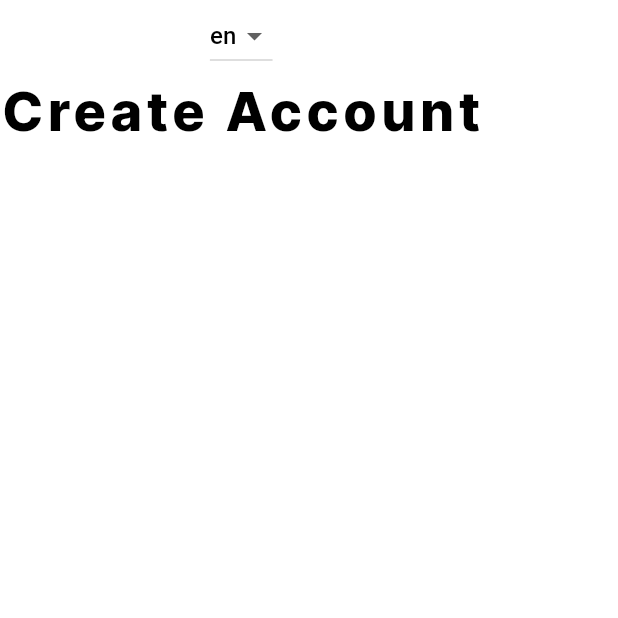
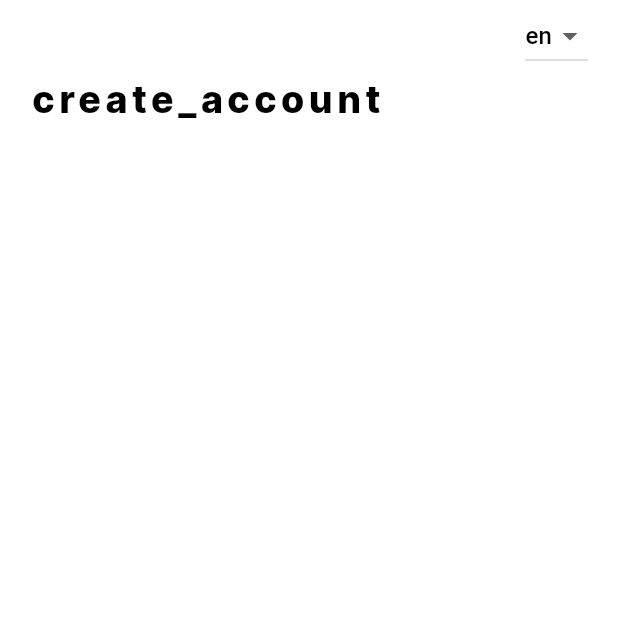
Before and after one commit to Sakeshioyaki/base_getx, a Flutter app: the screen it shows after launch, on a phone screen of 412 x 824 dp, the top half of it. Run offline on Flutter 3.47's test engine with Material 3 defaults, Android fonts, the phone set to English and light mode, and no system bars; drawn by our look-alikes of overlay_support; our stand-ins replace firebase_core, get, logger, shared_preferences; accounts and stored records are empty.

```diff
--- a/lib/app_ctrl.dart
+++ b/lib/app_ctrl.dart
@@ -57,6 +57,12 @@ class AppCtrl extends GetxController {
     }
   }
 
+  void updateLanguage(LanguageType language) {
+    Get.updateLocale(Locale(helper.languageCode(language)));
+    currentLanguage = language;
+    update();
+  }
+
   Future<void> setLocate(String code) async {
     final splitLanguageCode = code.split("-");
     String languageCode = code;
--- /dev/null
+++ b/lib/l10n/enum_dictionary.dart
@@ -0,0 +1,5 @@
+class Dictionary{
+   static String restore_done = 'restore_done';
+   static String txt_url_warning = 'txt_url_warning';
+   static String create_account = 'create_account';
+}
--- a/lib/l10n/intl_en.arb
+++ /dev/null
@@ -1,4 +0,0 @@
-{
-  "restore_done": "done",
-  "txt_url_warning": "txt_url_warning"
-}
--- /dev/null
+++ b/lib/l10n/intl_en.dart
@@ -0,0 +1,7 @@
+import 'package:base_getx/l10n/enum_dictionary.dart';
+
+Map<String, String> en = {
+  Dictionary.restore_done: "done",
+  Dictionary.txt_url_warning: "txt_url_warning",
+  Dictionary.create_account: "Create Account"
+};
--- a/lib/l10n/intl_ja.arb
+++ /dev/null
@@ -1,4 +0,0 @@
-{
-  "restore_done": "復元が完了しました",
-  "txt_url_warning": "外部のページへ移動します。よろしいですか？"
-}
--- /dev/null
+++ b/lib/l10n/intl_ja.dart
@@ -0,0 +1,7 @@
+import 'package:base_getx/l10n/enum_dictionary.dart';
+
+Map<String, String> ja = {
+  Dictionary.restore_done: "復元が完了しました",
+  Dictionary.txt_url_warning: "外部のページへ移動します。よろしいですか？",
+  Dictionary.create_account: "アカウントの作成"
+};
--- a/lib/l10n/intl_ko.arb
+++ /dev/null
@@ -1,4 +0,0 @@
-{
-  "restore_done": "복원이 완료되었습니다",
-  "txt_url_warning": "외부 페이지로 이동합니다. 이동하시겠습니까?"
-}
--- /dev/null
+++ b/lib/l10n/intl_ko.dart
@@ -0,0 +1,7 @@
+import 'package:base_getx/l10n/enum_dictionary.dart';
+
+Map<String, String> ko = {
+  Dictionary.restore_done: "복원이 완료되었습니다",
+  Dictionary.txt_url_warning: "외부 페이지로 이동합니다. 이동하시겠습니까?",
+  Dictionary.create_account: "계정 만들기"
+};
--- a/lib/l10n/intl_vi.arb
+++ /dev/null
@@ -1,4 +0,0 @@
-{
-  "restore_done": "Hoàn thành",
-  "txt_url_warning": "Có lỗi xảy ra?"
-}
--- /dev/null
+++ b/lib/l10n/intl_vi.dart
@@ -0,0 +1,7 @@
+import 'package:base_getx/l10n/enum_dictionary.dart';
+
+Map<String, String> vn = {
+  Dictionary.restore_done: "Hoàn thành",
+  Dictionary.txt_url_warning: "Có lỗi xảy ra?",
+  Dictionary.create_account: "Đăng ký tài khoản"
+};
--- a/lib/views/mobile/app_mobile.dart
+++ b/lib/views/mobile/app_mobile.dart
@@ -1,6 +1,7 @@
 import 'package:base_getx/app_ctrl.dart';
 import 'package:base_getx/commons/app_colors.dart';
 import 'package:base_getx/commons/enums/enums.dart';
+import 'package:base_getx/generated/l10n.dart';
 import 'package:base_getx/views/mobile/splash/splash_binding.dart';
 import 'package:flutter/material.dart';
 import 'package:get/get.dart';
@@ -45,7 +46,7 @@ class AppMobile extends StatelessWidget {
           //   Locale('ko', ''), // Korean
           //   Locale('vi', ''), // Korean
           // ],
-          locale: Locale(helper.languageCode(logic.currentLanguage)),
+          // locale: Locale(helper.languageCode(logic.currentLanguage)),
           debugShowCheckedModeBanner: false,
           textDirection: TextDirection.ltr,
         ),
--- a/lib/views/mobile/language/language_vm.dart
+++ b/lib/views/mobile/language/language_vm.dart
@@ -1,6 +1,7 @@
 import 'package:base_getx/app_ctrl.dart';
 import 'package:base_getx/commons/enums/enums.dart';
 import 'package:base_getx/utils/logger.dart';
+import 'package:base_getx/views/mobile/home/home_binding.dart';
 import 'package:base_getx/views/mobile/home/home_page.dart';
 import 'package:base_getx/views/mobile/home/home_vm.dart';
 import 'package:flutter/material.dart';
@@ -44,11 +45,11 @@ class LanguageVm extends GetxController {
       await appCtrl.setLocate(languageCode);
       try {
         if (!isSplash) {
-          HomeVm homeVm = Get.put(HomeVm());
         } else {
           Get.offAll(
             () => const HomePage(),
             transition: Transition.rightToLeftWithFade,
+            binding: HomeBinding()
           );
         }
       } catch (e) {
--- a/lib/views/mobile/login/login_page.dart
+++ b/lib/views/mobile/login/login_page.dart
@@ -1,4 +1,5 @@
 import 'package:base_getx/generated/l10n.dart';
+import 'package:base_getx/l10n/enum_dictionary.dart';
 import 'package:base_getx/views/mobile/sign_up/sign_up_page.dart';
 import 'package:flutter/material.dart';
 import 'package:get/get.dart';
@@ -19,7 +20,7 @@ class _LoginPageState extends State<LoginPage> {
         child: Column(
           children: [
             Text(
-              S.current.restore_done,
+              Dictionary.restore_done,
               style: const TextStyle(
                 color: Colors.red,
                 fontWeight: FontWeight.bold,
--- a/lib/views/mobile/sign_up/sign_up_page.dart
+++ b/lib/views/mobile/sign_up/sign_up_page.dart
@@ -1,6 +1,8 @@
 import 'package:base_getx/app_ctrl.dart';
 import 'package:base_getx/commons/enums/app_constants.dart';
 import 'package:base_getx/commons/enums/enums.dart';
+import 'package:base_getx/generated/l10n.dart';
+import 'package:base_getx/l10n/enum_dictionary.dart';
 import 'package:base_getx/views/mobile/sign_up/sign_up_vm.dart';
 import 'package:flutter/material.dart';
 import 'package:get/get.dart';
@@ -25,24 +27,32 @@ class SignUpPage extends GetView<SignUpVm> {
     }
     return Scaffold(
       body: SafeArea(
+        child: GetBuilder<AppCtrl>(builder: (logic) {
+          return Padding(
+            padding: const EdgeInsets.symmetric(horizontal: 20),
             child: Column(
+              crossAxisAlignment: CrossAxisAlignment.start,
               children: [
-            DropdownButton<LanguageType>(
+                Align(
+                  alignment: Alignment.centerRight,
+                  child: DropdownButton<LanguageType>(
                     items: listItem,
-              value: appCtrl.currentLanguage,
+                    value: logic.currentLanguage,
                     onChanged: (selectValue) {
-                String languageCode =
-                    helper.languageCode(selectValue ?? LanguageType.ENGLISH);
+                      String languageCode = helper
+                          .languageCode(selectValue ?? LanguageType.ENGLISH);
                       if (Get.locale?.languageCode != languageCode) {
-                  Get.updateLocale(Locale(languageCode));
+                        appCtrl.updateLanguage(
+                            selectValue ?? LanguageType.ENGLISH);
                       }
                     },
                   ),
-            const Text(
-              'Create Account',
-              style: TextStyle(
+                ),
+                Text(
+                  Dictionary.create_account,
+                  style: const TextStyle(
                     color: Colors.black,
-                fontSize: 36,
+                    fontSize: 25,
                     fontFamily: AppConstants.fontInter,
                     fontWeight: FontWeight.w800,
                     letterSpacing: 3.0,
@@ -50,6 +60,8 @@ class SignUpPage extends GetView<SignUpVm> {
                 ),
               ],
             ),
+          );
+        }),
       ),
     );
   }
--- a/lib/views/web_desktop/app_web.dart
+++ b/lib/views/web_desktop/app_web.dart
@@ -6,7 +6,6 @@ import 'package:flutter/material.dart';
 import 'package:flutter/services.dart';
 import 'package:get/get.dart';
 import 'package:overlay_support/overlay_support.dart';
-import 'package:flutter_localizations/flutter_localizations.dart';
 
 
 class AppWeb extends StatefulWidget {
```
Also changed, not shown: pubspec.yaml (+4 -4 lines), lib/generated/intl/messages_all.dart, lib/generated/intl/messages_en.dart, lib/generated/intl/messages_ja.dart (deleted), lib/generated/intl/messages_ko.dart (deleted), lib/generated/intl/messages_vi.dart (deleted), lib/generated/l10n.dart. Lines whose indentation alone changed are shown as unchanged.
